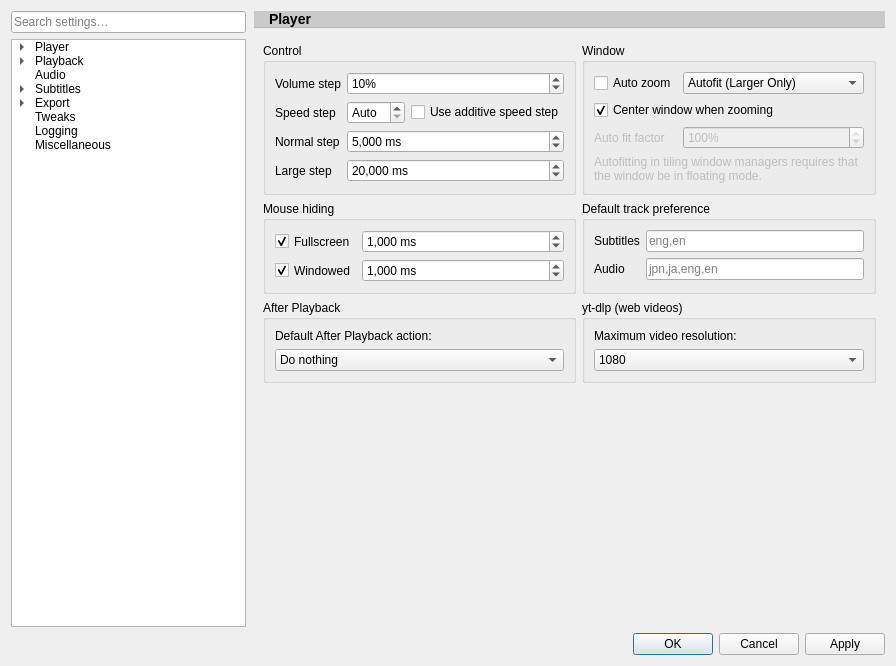
Old version of the form src/settingswindow.ui in the repository mpc-qt/mpc-qt.
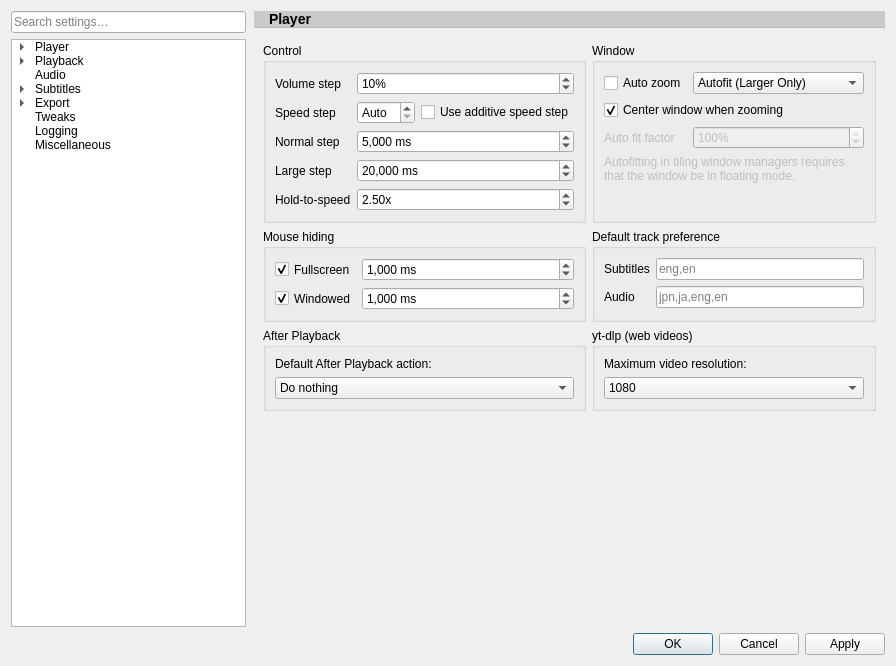
New version of the form. The open tabs and pages were chosen to show the change. Custom widgets are drawn as their Qt base class.

Commit message: Add hold-to-speed

Patch:
```diff
--- a/src/settingswindow.ui
+++ b/src/settingswindow.ui
@@ -1213,6 +1213,38 @@
                 </property>
                </widget>
               </item>
+              <item row="4" column="0">
+               <widget class="QLabel" name="playbackHoldSpeedLabel">
+                <property name="text">
+                 <string>Hold-to-speed</string>
+                </property>
+               </widget>
+              </item>
+              <item row="4" column="1">
+               <widget class="QDoubleSpinBox" name="playbackHoldSpeed">
+                <property name="sizePolicy">
+                 <sizepolicy hsizetype="MinimumExpanding" vsizetype="Fixed">
+                  <horstretch>0</horstretch>
+                  <verstretch>0</verstretch>
+                 </sizepolicy>
+                </property>
+                <property name="suffix">
+                 <string notr="true">x</string>
+                </property>
+                <property name="minimum">
+                 <double>1.000000000000000</double>
+                </property>
+                <property name="maximum">
+                 <double>100.000000000000000</double>
+                </property>
+                <property name="singleStep">
+                 <double>0.100000000000000</double>
+                </property>
+                <property name="value">
+                 <double>2.500000000000000</double>
+                </property>
+               </widget>
+              </item>
              </layout>
             </widget>
            </item>
```
The commit also changes 8 other files.
